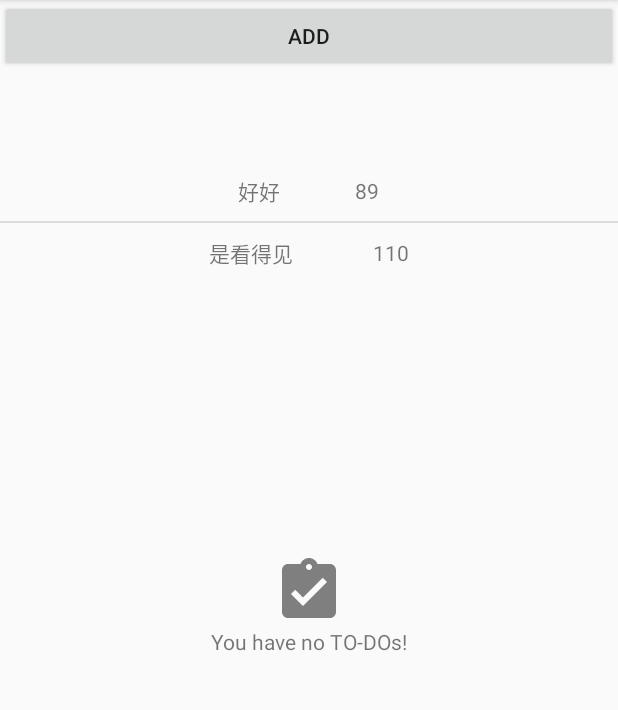
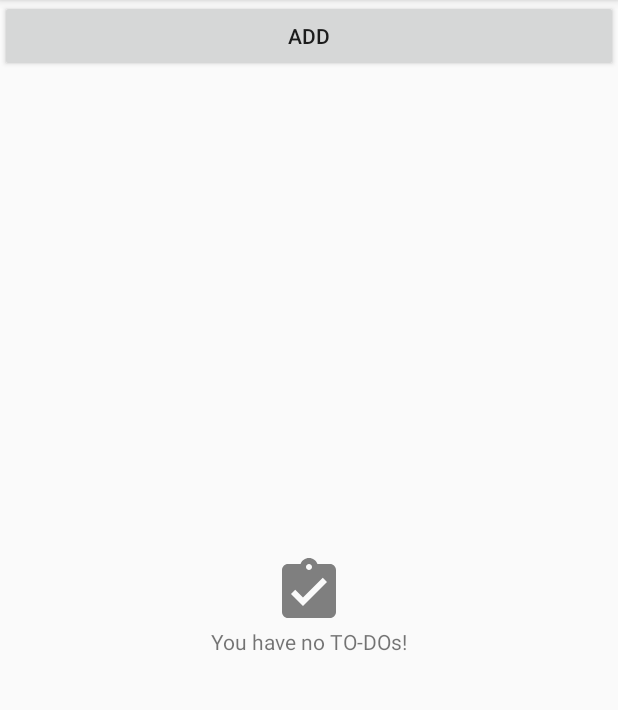
Before and after one commit to wanggang2301/MVPSample, an Android app: the screen it shows after launch (TasksActivity), on a phone screen of 412 x 824 dp, the part 84-794 px from its top. Run offline under Robolectric (Android 15) with nearby library versions, the phone set to English and light mode, and no system bars; libraries missing offline, so code that uses them is left out: de.greenrobot.event; 1 statement that could not run was skipped.

Commit message:
mvp   2017/3/10

```diff
--- a/app/src/main/java/com/wg/mvpsample/tasks/TasksContract.java
+++ b/app/src/main/java/com/wg/mvpsample/tasks/TasksContract.java
@@ -20,6 +20,10 @@ public interface TasksContract {
 
         void showToastView(String msg);
 
+        void showNoTaskView();
+
+        void showTaskView();
+
     }
 
     //控制View的显示
@@ -29,5 +33,9 @@ public interface TasksContract {
         void addPersonTask();
 
         void showToast(String msg);
+
+        void showNoTask();
+
+        void showTask();
     }
 }
--- a/app/src/main/java/com/wg/mvpsample/tasks/TasksFragment.java
+++ b/app/src/main/java/com/wg/mvpsample/tasks/TasksFragment.java
@@ -34,9 +34,14 @@ public class TasksFragment extends Fragment implements TasksContract.View {
     private TasksContract.Presenter mPresenter;
     private TasksAdapter mListAdapter;
 
-    Button btn_add;
+
+    private LinearLayout ll_notask;
+    private LinearLayout mTasksView;
+
+    private Button btn_add;
 
     private List<Person> list;
+
 
     public TasksFragment() {
         // Requires empty public constructor
@@ -51,9 +56,6 @@ public class TasksFragment extends Fragment implements TasksContract.View {
         super.onCreate(savedInstanceState);
 
         list = new ArrayList<>();
-
-        list.add(new Person("好好", "89"));
-        list.add(new Person("是看得见 ", "110"));
         mListAdapter = new TasksAdapter(list, taskItemListener);
     }
 
@@ -71,6 +73,9 @@ public class TasksFragment extends Fragment implements TasksContract.View {
         EventBus.getDefault().register(this);
 
         btn_add = (Button) getActivity().findViewById(R.id.btn_add);
+
+        ll_notask = (LinearLayout) root.findViewById(R.id.noTasks);
+        mTasksView = (LinearLayout) root.findViewById(R.id.tasksLL);
 
 
         btn_add.setOnClickListener(new View.OnClickListener() {
@@ -90,6 +95,18 @@ public class TasksFragment extends Fragment implements TasksContract.View {
 
 
     @Override
+    public void showNoTaskView() {
+        mTasksView.setVisibility(View.GONE);
+        ll_notask.setVisibility(View.VISIBLE);
+    }
+
+    @Override
+    public void showTaskView() {
+        mTasksView.setVisibility(View.VISIBLE);
+        ll_notask.setVisibility(View.GONE);
+    }
+
+    @Override
     public void showAddTask() {
         Intent intent = new Intent(getContext(), AddEditTaskActivity.class);
         startActivityForResult(intent, AddEditTaskActivity.REQUEST_ADD_TASK);
@@ -97,7 +114,6 @@ public class TasksFragment extends Fragment implements TasksContract.View {
 
     @Override
     public void updataAdapter() {
-
         mListAdapter.replaceData(list);
 
     }
@@ -113,7 +129,6 @@ public class TasksFragment extends Fragment implements TasksContract.View {
         @Override
         public void onTaskClick(Person clickedTask) {
             mPresenter.showToast("数据==" + clickedTask.getName());
-
         }
     };
 
@@ -129,6 +144,16 @@ public class TasksFragment extends Fragment implements TasksContract.View {
     public void getPersonData(Person person) {
         Log.d("wangg", "收到的数据===" + person.getName() + "__" + person.getAge());
         list.add(person);
+
+
+        if (list.size() > 0) {
+
+            mPresenter.showTask();
+
+        } else {
+            mPresenter.showNoTask();
+        }
+
 
         mPresenter.addPersonTask();
 
@@ -152,10 +177,7 @@ public class TasksFragment extends Fragment implements TasksContract.View {
         }
 
         private void setList(List<Person> tasks) {
-            if (tasks.size() > 0) {
-                mPersons = tasks;
-
-            }
+            mPersons = tasks;
         }
 
 
```
Also changed, not shown: app/src/main/java/com/wg/mvpsample/tasks/TasksPresenter.java (+10 -0 lines).
